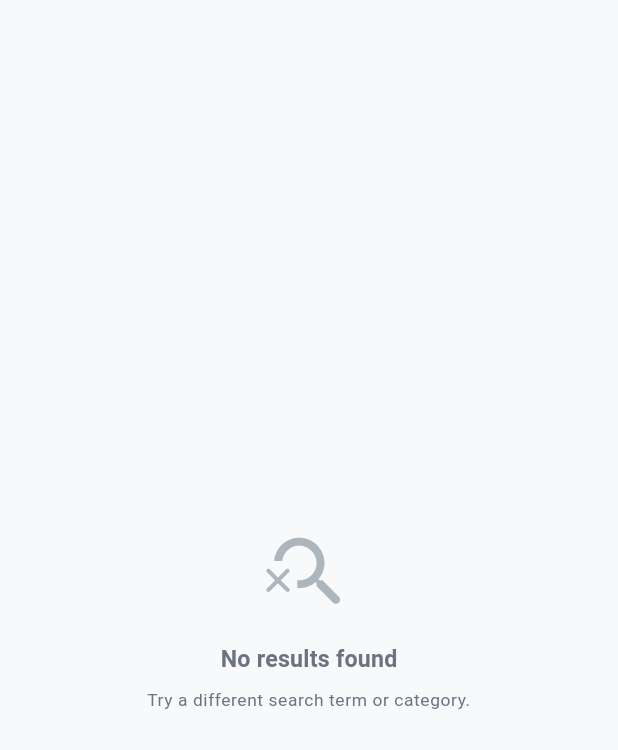
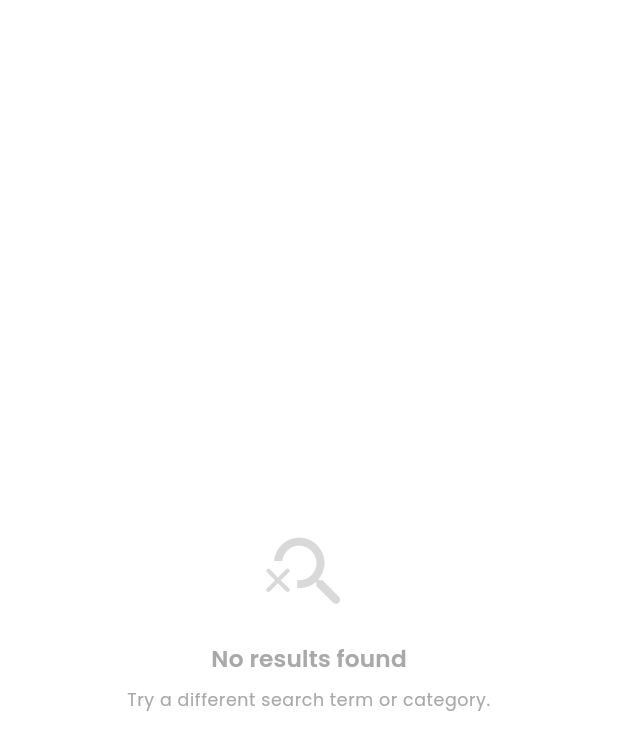
Before and after one commit to hitesh-yadav2801/ocean_friends_app, a Flutter app: the EmptyView widget shown alone on an empty page, opened directly, on a phone screen of 412 x 824 dp. Shown: the top 750 px of the screen. Run offline on Flutter 3.47's test engine with Material 3 defaults, Android fonts, the phone set to English and light mode, and no system bars; our stand-ins replace dio, flutter_screenutil, fpdart, get_it, go_router, google_fonts and 2 more.

Commit message:
style: apply Figma theme (colors & Poppins) and scrub conversational/placeholder comments

```diff
--- a/lib/core/router/app_router.dart
+++ b/lib/core/router/app_router.dart
@@ -15,6 +15,6 @@ final appRouter = GoRouter(
       name: RouteNames.recipesName,
       builder: (context, state) => const RecipesPage(),
     ),
-    // Additional routes (e.g. recipe detail) will be added in Phase 5.
+
   ],
 );
--- a/lib/core/router/route_names.dart
+++ b/lib/core/router/route_names.dart
@@ -2,7 +2,7 @@ import 'package:go_router/go_router.dart' show GoRouter;
 
 /// Named route path constants used by [GoRouter].
 ///
-/// Use [RouteNames] everywhere instead of raw path strings — one source of truth.
+/// Defines constant routing paths and names for the application.
 abstract final class RouteNames {
   // ── Paths ──────────────────────────────────────────────────────
   /// Root path for the recipe browse/search screen.
--- a/lib/core/theme/app_colors.dart
+++ b/lib/core/theme/app_colors.dart
@@ -4,63 +4,56 @@ import 'package:flutter/material.dart';
 ///
 /// Define all colours here as static constants. Never use raw hex values
 /// outside this file — always reference tokens (e.g. [AppColors.primary]).
-/// Values prefixed with a comment will be updated once the Figma design is confirmed.
 abstract final class AppColors {
   // ── Primary brand palette ──────────────────────────────────────
   /// Main brand colour — used for primary buttons, active states, key accents.
-  static const Color primary = Color(0xFFFF6B35);
+  static const Color primary = Color(0xFF139D7E); // Teal from active chip
 
-  /// Lighter tint of the primary colour — used for backgrounds and chips.
-  static const Color primaryLight = Color(0xFFFFE5D9);
+  /// Lighter tint of the primary colour.
+  static const Color primaryLight = Color(0xFFD1F5EE);
 
-  /// Darker shade of the primary colour — used for pressed states.
-  static const Color primaryDark = Color(0xFFD94F1E);
+  /// Darker shade of the primary colour.
+  static const Color primaryDark = Color(0xFF0F7A62);
 
-  // ── Secondary / accent palette ─────────────────────────────────
-  /// Secondary accent — used for highlight badges and tags.
-  static const Color secondary = Color(0xFF1ABC9C);
+  // ── Secondary / Rating palette ─────────────────────────────────
+  /// Secondary colour used for rating stars.
+  static const Color rating = Color(0xFFFFAD30);
 
-  /// Light version of the secondary accent colour.
-  static const Color secondaryLight = Color(0xFFD1F5EE);
+  /// Secondary tint for rating backgrounds (Secondary 20).
+  static const Color secondary20 = Color(0xFFFFE1B3);
 
   // ── Surface & background ───────────────────────────────────────
-  /// Main background colour for pages.
-  static const Color background = Color(0xFFF8F9FA);
+  /// Main background colour.
+  static const Color background = Color(0xFFFFFFFF);
 
-  /// Surface colour for cards, bottom sheets, and elevated containers.
+  /// Surface colour.
   static const Color surface = Color(0xFFFFFFFF);
 
-  /// Background colour for input fields and subtle containers.
-  static const Color surfaceVariant = Color(0xFFF0F0F0);
+  /// Edge cases and subtle backgrounds.
+  static const Color surfaceVariant = Color(0xFFF8F9FA);
 
-  // ── Text colours ───────────────────────────────────────────────
-  /// Default text colour for body copy and titles.
-  static const Color textPrimary = Color(0xFF1A1A2E);
+  // ── Text & Label colours ───────────────────────────────────────
+  /// Primary label colour.
+  static const Color labelColor = Color(0xFF121212);
 
-  /// Secondary text colour for subtitles and meta info.
-  static const Color textSecondary = Color(0xFF6B7280);
+  /// Pure black.
+  static const Color black = Color(0xFF000000);
 
-  /// Tertiary text colour for captions and hints inside inputs.
-  static const Color textTertiary = Color(0xFFADB5BD);
+  /// Secondary text.
+  static const Color gray3 = Color(0xFFA9A9A9);
 
-  // ── Status & feedback colours ──────────────────────────────────
-  /// Colour used for error messages and destructive actions.
+  /// Tertiary text, outlines, and dividers.
+  static const Color gray4 = Color(0xFFD9D9D9);
+
+  // ── Feedback colours ───────────────────────────────────────────
   static const Color error = Color(0xFFE53E3E);
-
-  /// Colour used for success indicators and confirmations.
   static const Color success = Color(0xFF38A169);
-
-  /// Colour used for warnings and cautionary messages.
   static const Color warning = Color(0xFFDD6B20);
 
   // ── Dividers & outlines ────────────────────────────────────────
-  /// Thin separator line colour — used in lists and section dividers.
-  static const Color divider = Color(0xFFE9ECEF);
-
-  /// Border colour for input fields and outlined buttons.
-  static const Color outline = Color(0xFFCED4DA);
+  static const Color divider = Color(0xFFD9D9D9); // Gray 4
+  static const Color outline = Color(0xFFD9D9D9); // Gray 4
 
   // ── Overlay & shadow ──────────────────────────────────────────
-  /// Translucent black for image overlays and scrim effects.
   static const Color scrim = Color(0x80000000);
 }
--- a/lib/core/theme/app_text_styles.dart
+++ b/lib/core/theme/app_text_styles.dart
@@ -12,7 +12,7 @@ abstract final class AppTextStyles {
   static TextStyle get displayLarge => TextStyle(
         fontSize: 57.sp,
         fontWeight: FontWeight.w700,
-        color: AppColors.textPrimary,
+        color: AppColors.labelColor,
         letterSpacing: -0.25,
         height: 1.12,
       );
@@ -20,7 +20,7 @@ abstract final class AppTextStyles {
   static TextStyle get displayMedium => TextStyle(
         fontSize: 45.sp,
         fontWeight: FontWeight.w700,
-        color: AppColors.textPrimary,
+        color: AppColors.labelColor,
         letterSpacing: 0,
         height: 1.16,
       );
@@ -29,7 +29,7 @@ abstract final class AppTextStyles {
   static TextStyle get headlineLarge => TextStyle(
         fontSize: 32.sp,
         fontWeight: FontWeight.w700,
-        color: AppColors.textPrimary,
+        color: AppColors.labelColor,
         letterSpacing: 0,
         height: 1.25,
       );
@@ -37,7 +37,7 @@ abstract final class AppTextStyles {
   static TextStyle get headlineMedium => TextStyle(
         fontSize: 28.sp,
         fontWeight: FontWeight.w600,
-        color: AppColors.textPrimary,
+        color: AppColors.labelColor,
         letterSpacing: 0,
         height: 1.29,
       );
@@ -45,7 +45,7 @@ abstract final class AppTextStyles {
   static TextStyle get headlineSmall => TextStyle(
         fontSize: 24.sp,
         fontWeight: FontWeight.w600,
-        color: AppColors.textPrimary,
+        color: AppColors.labelColor,
         letterSpacing: 0,
         height: 1.33,
       );
@@ -54,7 +54,7 @@ abstract final class AppTextStyles {
   static TextStyle get titleLarge => TextStyle(
         fontSize: 22.sp,
         fontWeight: FontWeight.w600,
-        color: AppColors.textPrimary,
+        color: AppColors.labelColor,
         letterSpacing: 0,
         height: 1.27,
       );
@@ -62,7 +62,7 @@ abstract final class AppTextStyles {
   static TextStyle get titleMedium => TextStyle(
         fontSize: 16.sp,
         fontWeight: FontWeight.w600,
-        color: AppColors.textPrimary,
+        color: AppColors.labelColor,
         letterSpacing: 0.15,
         height: 1.5,
       );
@@ -70,7 +70,7 @@ abstract final class AppTextStyles {
   static TextStyle get titleSmall => TextStyle(
         fontSize: 14.sp,
         fontWeight: FontWeight.w600,
-        color: AppColors.textPrimary,
+        color: AppColors.labelColor,
         letterSpacing: 0.1,
         height: 1.43,
       );
@@ -79,7 +79,7 @@ abstract final class AppTextStyles {
   static TextStyle get bodyLarge => TextStyle(
         fontSize: 16.sp,
         fontWeight: FontWeight.w400,
-        color: AppColors.textPrimary,
+        color: AppColors.labelColor,
         letterSpacing: 0.5,
         height: 1.5,
       );
@@ -87,7 +87,7 @@ abstract final class AppTextStyles {
   static TextStyle get bodyMedium => TextStyle(
         fontSize: 14.sp,
         fontWeight: FontWeight.w400,
-        color: AppColors.textPrimary,
+        color: AppColors.labelColor,
         letterSpacing: 0.25,
         height: 1.43,
       );
@@ -95,7 +95,7 @@ abstract final class AppTextStyles {
   static TextStyle get bodySmall => TextStyle(
         fontSize: 12.sp,
         fontWeight: FontWeight.w400,
-        color: AppColors.textSecondary,
+        color: AppColors.gray3,
         letterSpacing: 0.4,
         height: 1.33,
       );
@@ -104,7 +104,7 @@ abstract final class AppTextStyles {
   static TextStyle get labelLarge => TextStyle(
         fontSize: 14.sp,
         fontWeight: FontWeight.w500,
-        color: AppColors.textPrimary,
+        color: AppColors.labelColor,
         letterSpacing: 0.1,
         height: 1.43,
       );
@@ -112,7 +112,7 @@ abstract final class AppTextStyles {
   static TextStyle get labelMedium => TextStyle(
         fontSize: 12.sp,
         fontWeight: FontWeight.w500,
-        color: AppColors.textPrimary,
+        color: AppColors.labelColor,
         letterSpacing: 0.5,
         height: 1.33,
       );
@@ -120,7 +120,7 @@ abstract final class AppTextStyles {
   static TextStyle get labelSmall => TextStyle(
         fontSize: 11.sp,
         fontWeight: FontWeight.w500,
-        color: AppColors.textSecondary,
+        color: AppColors.gray3,
         letterSpacing: 0.5,
         height: 1.45,
       );
--- a/lib/core/theme/app_theme.dart
+++ b/lib/core/theme/app_theme.dart
@@ -1,17 +1,19 @@
 import 'package:flutter/material.dart';
 import 'package:flutter/services.dart';
+import 'package:google_fonts/google_fonts.dart';
 import 'package:ocean_friends_app/core/theme/app_colors.dart';
 import 'package:ocean_friends_app/core/theme/app_text_styles.dart';
 
 /// Assembles the full [ThemeData] used by [MaterialApp.router].
 ///
 /// All colour values are sourced from [AppColors] and typography from
-/// [AppTextStyles] — never use hardcoded values here.
+/// [AppTextStyles].
 abstract final class AppTheme {
   /// Primary application theme (light mode).
   static ThemeData get light {
     return ThemeData(
       useMaterial3: true,
+      fontFamily: GoogleFonts.poppins().fontFamily,
       colorScheme: _colorScheme,
       scaffoldBackgroundColor: AppColors.background,
       appBarTheme: _appBarTheme,
@@ -36,12 +38,12 @@ abstract final class AppTheme {
     onPrimary: Colors.white,
     primaryContainer: AppColors.primaryLight,
     onPrimaryContainer: AppColors.primaryDark,
-    secondary: AppColors.secondary,
+    secondary: AppColors.rating,
     onSecondary: Colors.white,
-    secondaryContainer: AppColors.secondaryLight,
-    onSecondaryContainer: AppColors.secondary,
+    secondaryContainer: AppColors.secondary20,
+    onSecondaryContainer: AppColors.rating,
     surface: AppColors.surface,
-    onSurface: AppColors.textPrimary,
+    onSurface: AppColors.labelColor,
     error: AppColors.error,
     onError: Colors.white,
     outline: AppColors.outline,
@@ -51,7 +53,7 @@ abstract final class AppTheme {
   // ── App bar ─────────────────────────────────────────────────────
   static const AppBarTheme _appBarTheme = AppBarTheme(
     backgroundColor: AppColors.surface,
-    foregroundColor: AppColors.textPrimary,
+    foregroundColor: AppColors.labelColor,
     elevation: 0,
     scrolledUnderElevation: 1,
     centerTitle: false,
@@ -100,7 +102,7 @@ abstract final class AppTheme {
           borderRadius: BorderRadius.circular(12),
           borderSide: const BorderSide(color: AppColors.error),
         ),
-        hintStyle: AppTextStyles.bodyMedium.copyWith(color: AppColors.textTertiary),
+        hintStyle: AppTextStyles.bodyMedium.copyWith(color: AppColors.gray4),
       );
 
   // ── Elevated button ─────────────────────────────────────────────
--- a/lib/di/injection.dart
+++ b/lib/di/injection.dart
@@ -4,7 +4,7 @@ import 'package:ocean_friends_app/di/injection.config.dart';
 
 /// Global [GetIt] service locator instance.
 ///
-/// Access registered dependencies anywhere via `sl<SomeClass>()`.
+/// Responsible for setting up the GetIt service locator.
 final GetIt sl = GetIt.instance;
 
 /// Registers all application dependencies.
--- a/lib/features/recipes/presentation/pages/recipes_page.dart
+++ b/lib/features/recipes/presentation/pages/recipes_page.dart
@@ -1,9 +1,6 @@
 import 'package:flutter/material.dart';
 
-/// Placeholder page for the Recipes feature.
-///
-/// This stub is here to satisfy the router during initial setup.
-/// It will be replaced with the full implementation in Phase 4.
+/// Initial route for the application.
 class RecipesPage extends StatelessWidget {
   const RecipesPage({super.key});
 
--- a/lib/shared/widgets/shared_widgets.dart
+++ b/lib/shared/widgets/shared_widgets.dart
@@ -5,7 +5,7 @@ import 'package:ocean_friends_app/core/theme/app_text_styles.dart';
 
 /// A skeleton shimmer card rendered while content is loading.
 ///
-/// Replace this placeholder with the real widget once data arrives.
+
 /// Pair with [shimmer] package for the animated shine effect.
 class ShimmerCard extends StatelessWidget {
   const ShimmerCard({
@@ -63,13 +63,13 @@ class ErrorView extends StatelessWidget {
             Icon(
               Icons.wifi_off_rounded,
               size: 56.r,
-              color: AppColors.textTertiary,
+              color: AppColors.gray4,
             ),
             SizedBox(height: 16.h),
             Text(
               message,
               style: AppTextStyles.bodyMedium.copyWith(
-                color: AppColors.textSecondary,
+                color: AppColors.gray3,
               ),
               textAlign: TextAlign.center,
             ),
@@ -113,12 +113,12 @@ class EmptyView extends StatelessWidget {
         child: Column(
           mainAxisSize: MainAxisSize.min,
           children: [
-            Icon(icon, size: 64.r, color: AppColors.textTertiary),
+            Icon(icon, size: 64.r, color: AppColors.gray4),
             SizedBox(height: 16.h),
             Text(
               title,
               style: AppTextStyles.titleMedium.copyWith(
-                color: AppColors.textSecondary,
+                color: AppColors.gray3,
               ),
             ),
             SizedBox(height: 8.h),
--- a/pubspec.yaml
+++ b/pubspec.yaml
@@ -17,6 +17,7 @@ dependencies:
   freezed_annotation: ^3.1.0
   get_it: ^8.0.3
   go_router: ^14.6.3
+  google_fonts: ^8.0.2
   hive_flutter: ^1.1.0
   injectable: ^2.5.0
   json_annotation: ^4.9.0
```
Also changed, not shown: pubspec.lock.
